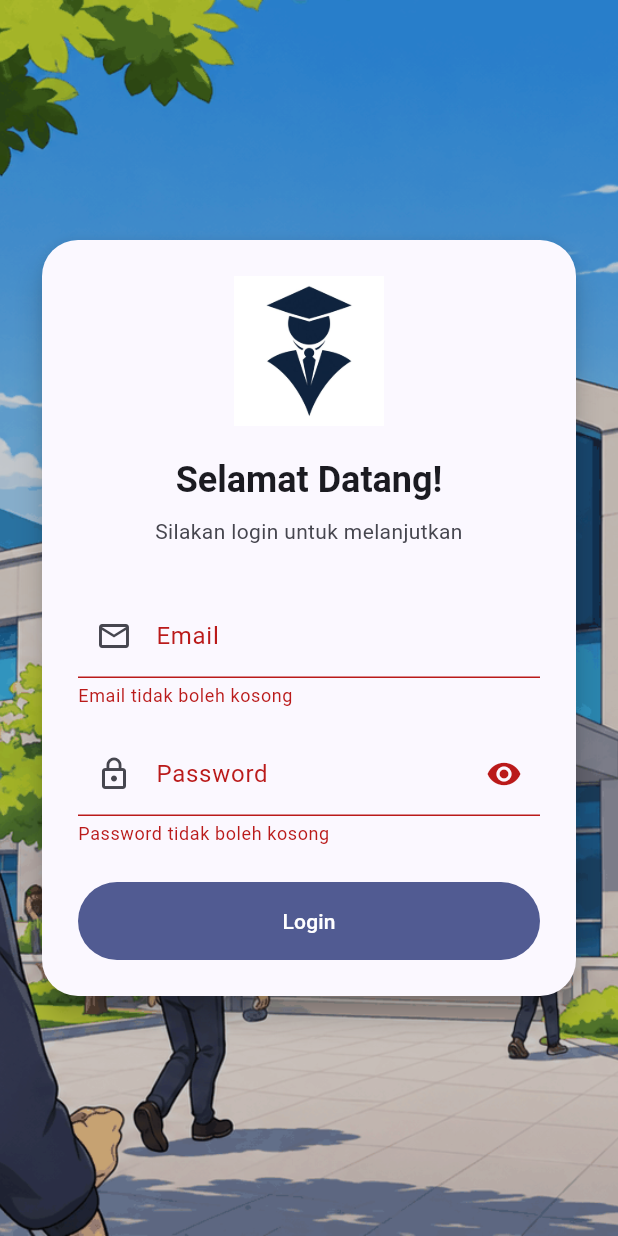
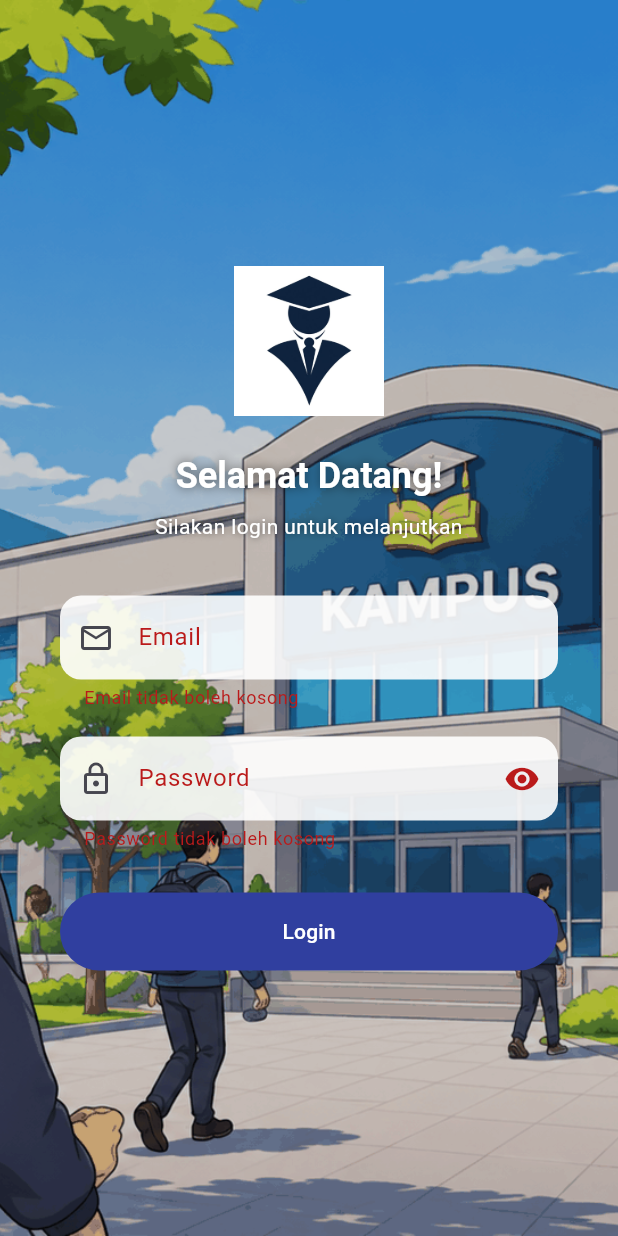
Before and after one commit to voltakits725/uts_pml_1124160165, a Flutter app: the screen it shows after launch, after a tap on "Login", on a phone screen of 412 x 824 dp. Run offline on Flutter 3.47's test engine with Material 3 defaults, Android fonts, the phone set to English and light mode, and no system bars.

Commit message:
style: mengubah desain login tanpa card

```diff
--- a/soal2_profil_app/lib/screens/login_page.dart
+++ b/soal2_profil_app/lib/screens/login_page.dart
@@ -84,21 +84,15 @@ class _LoginPageState extends State<LoginPage> {
                   constraints: const BoxConstraints(
                     maxWidth: 420,
                   ),
-                  child: Card(
-                    elevation: 8,
-                    color: colorScheme.surface,
-                    shape: RoundedRectangleBorder(
-                      borderRadius: BorderRadius.circular(24),
-                    ),
+
                   child: Padding(
-                      padding: const EdgeInsets.all(24),
+                    padding: const EdgeInsets.all(16),
                     child: Form(
                       key: _formKey,
                       child: Column(
-                          crossAxisAlignment:
-                              CrossAxisAlignment.stretch,
+                        crossAxisAlignment: CrossAxisAlignment.stretch,
                         children: [
-                            // Logo aplikasi
+                          // Logo
                           Image.asset(
                             'assets/images/logo-login.png',
                             height: 100,
@@ -106,41 +100,56 @@ class _LoginPageState extends State<LoginPage> {
                             fit: BoxFit.contain,
                           ),
 
-                            const SizedBox(height: 20),
+                          const SizedBox(height: 24),
 
                           // Judul
                           Text(
                             'Selamat Datang!',
                             textAlign: TextAlign.center,
                             style: Theme.of(context)
-                                  .textTheme
-                                  .headlineSmall
+                                .textTheme.headlineSmall
                                 ?.copyWith(
+                                  color: Colors.white,
                                   fontWeight: FontWeight.bold,
+                                  shadows: [
+                                    const Shadow(
+                                      color: Colors.black54,
+                                      blurRadius: 8,
+                                    ),
+                                  ],
                                 ),
                           ),
 
                           const SizedBox(height: 8),
 
-                            Text(
+                          const Text(
                             'Silakan login untuk melanjutkan',
                             textAlign: TextAlign.center,
                             style: TextStyle(
-                                color: colorScheme.onSurfaceVariant,
+                              color: Colors.white,
+                              shadows: [
+                                Shadow(
+                                  color: Colors.black54,
+                                  blurRadius: 6,
+                                ),
+                              ],
                             ),
                           ),
 
-                            const SizedBox(height: 32),
+                          const SizedBox(height: 36),
 
-                            // Input email
+                          // Email
                           TextFormField(
                             controller: _emailController,
-                              keyboardType:
-                                  TextInputType.emailAddress,
-                              decoration: const InputDecoration(
+                            keyboardType: TextInputType.emailAddress,
+                            decoration: InputDecoration(
                               labelText: 'Email',
-                                prefixIcon: Icon(
-                                  Icons.email_outlined,
+                              prefixIcon: const Icon(Icons.email_outlined),
+                              filled: true,
+                              fillColor: Colors.white.withOpacity(0.9),
+                              border: OutlineInputBorder(
+                                borderRadius: BorderRadius.circular(14),
+                                borderSide: BorderSide.none,
                               ),
                             ),
                             validator: (value) {
@@ -150,11 +159,9 @@ class _LoginPageState extends State<LoginPage> {
                                 return 'Email tidak boleh kosong';
                               }
 
-                                final emailPattern = RegExp(
+                              if (!RegExp(
                                 r'^[^@\s]+@[^@\s]+\.[^@\s]+$',
-                                );
-
-                                if (!emailPattern.hasMatch(email)) {
+                              ).hasMatch(email)) {
                                 return 'Format email tidak valid';
                               }
 
@@ -162,22 +169,19 @@ class _LoginPageState extends State<LoginPage> {
                             },
                           ),
 
-                            const SizedBox(height: 16),
+                          const SizedBox(height: 18),
 
-                            // Input password
+                          // Password
                           TextFormField(
                             controller: _passwordController,
                             obscureText: !_passwordVisible,
                             decoration: InputDecoration(
                               labelText: 'Password',
-                                prefixIcon: const Icon(
-                                  Icons.lock_outline,
-                                ),
+                              prefixIcon: const Icon(Icons.lock_outline),
                               suffixIcon: IconButton(
                                 onPressed: () {
                                   setState(() {
-                                      _passwordVisible =
-                                          !_passwordVisible;
+                                    _passwordVisible = !_passwordVisible;
                                   });
                                 },
                                 icon: Icon(
@@ -185,6 +189,12 @@ class _LoginPageState extends State<LoginPage> {
                                       ? Icons.visibility_off
                                       : Icons.visibility,
                                 ),
+                              ),
+                              filled: true,
+                              fillColor: Colors.white.withOpacity(0.9),
+                              border: OutlineInputBorder(
+                                borderRadius: BorderRadius.circular(14),
+                                borderSide: BorderSide.none,
                               ),
                             ),
                             validator: (value) {
@@ -202,16 +212,19 @@ class _LoginPageState extends State<LoginPage> {
                             },
                           ),
 
-                            const SizedBox(height: 24),
+                          const SizedBox(height: 28),
 
-                            // Tombol login
+                          // Tombol Login
                           FilledButton(
-                              onPressed:
-                                  _isLoading ? null : _login,
+                            onPressed: _isLoading ? null : _login,
                             style: FilledButton.styleFrom(
-                                padding:
-                                    const EdgeInsets.symmetric(
+                              backgroundColor: Colors.indigo.shade700,
+                              foregroundColor: Colors.white,
+                              padding: const EdgeInsets.symmetric(
                                 vertical: 16,
+                              ),
+                              shape: RoundedRectangleBorder(
+                                borderRadius: BorderRadius.circular(30),
                               ),
                             ),
                             child: _isLoading
@@ -229,7 +242,7 @@ class _LoginPageState extends State<LoginPage> {
                       ),
                     ),
                   ),
-                  ),
+
                 ),
               ),
             ),
```
Lines whose indentation alone changed are shown as unchanged.
